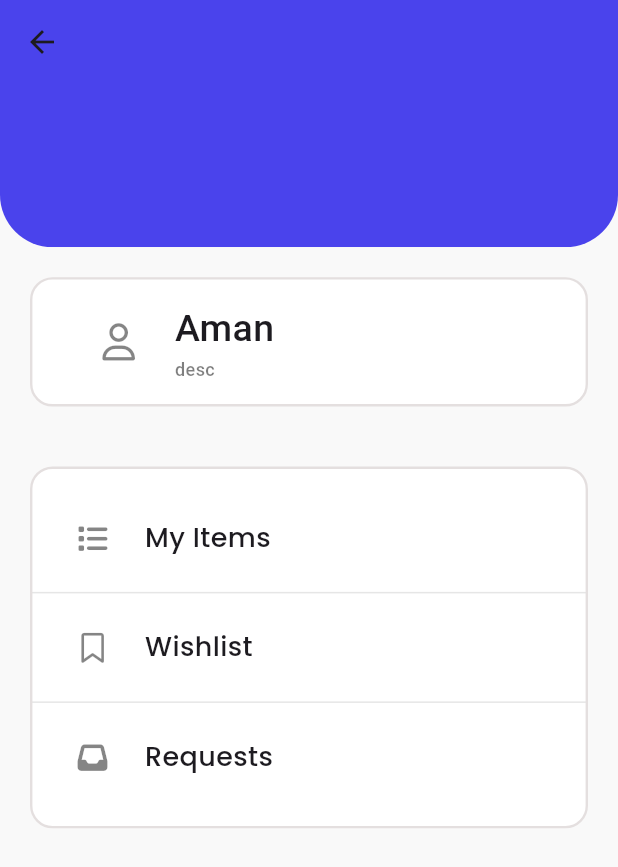
After one commit to yyuvraj54/Selly, a Flutter app: the ProfileScreen screen opened by its route, on a phone screen of 412 x 824 dp. The commit adds this screen. Shown: the top 867 px of the screen. Run offline on Flutter 3.47's test engine with Material 3 defaults, Android fonts, the phone set to English and light mode, and no system bars; our stand-ins replace animated_notch_bottom_bar, bloc, dio, email_validator, flutter_bloc, flutter_svg and 6 more; missing offline and left inert: dart:ffi, flutter_carousel_slider; accounts and stored records are empty.

Commit message:
added profile screen

```diff
--- a/lib/core/routes.dart
+++ b/lib/core/routes.dart
@@ -18,6 +18,7 @@ import 'package:sellingportal/presentation/screens/screen/home/explorePage.dart'
 import 'package:sellingportal/presentation/screens/screen/home/homescreen.dart';
 import 'package:sellingportal/presentation/screens/screen/home/productPage2.dart';
 import 'package:sellingportal/presentation/screens/screen/productPage.dart';
+import 'package:sellingportal/presentation/screens/screen/profile/profile_screen.dart';
 import 'package:sellingportal/presentation/screens/screen/sellFormScreens/stepperMainPage.dart';
 import 'package:sellingportal/presentation/screens/screen/sellPage.dart';
 
@@ -42,6 +43,8 @@ class Routes {
         return CupertinoPageRoute(builder: (context) => sellPage());
       case categoryPage.routeName:
         return CupertinoPageRoute(builder: (context)=>BlocProvider(create: (context)=>CategoryProductCubit(settings.arguments as CategoryModel),child: categoryPage()));
+      case ProfileScreen.routeName:
+        return CupertinoPageRoute(builder: (context)=>ProfileScreen());
         default:
         return null;
     }
--- a/lib/logic/cubits/category_product/category_product_cubit.dart
+++ b/lib/logic/cubits/category_product/category_product_cubit.dart
@@ -20,6 +20,7 @@ class CategoryProductCubit extends Cubit<CategoryProductState> {
     try {
       log(UserToken.token!);
       final products = await _productRepository.FetchProductByCategory(category.sId!, UserToken.token!);
+      products.sort((a, b) => b.createdAt!.compareTo(a.createdAt!));
       emit( CategoryProductLoadedState(products));
     }
     catch(ex) {
--- a/lib/logic/cubits/products/product_cubit.dart
+++ b/lib/logic/cubits/products/product_cubit.dart
@@ -19,7 +19,7 @@ class ProductCubit extends Cubit<ProductState> {
 
   void _handUserState(UserState userState) {
     if (userState is UserLoggedInState) {
-      _initialize(UserToken.token.toString());
+      initialize(UserToken.token.toString());
     } else if (userState is UserLoggedOutState) {
       emit(ProductInitialState());
     }
@@ -27,11 +27,12 @@ class ProductCubit extends Cubit<ProductState> {
 
   final ProductRepository _productRepository = ProductRepository();
 
-  void _initialize(String BEARER_TOKN) async {
+  void initialize(String BEARER_TOKN) async {
     emit(ProductLoadingState(state.products));
     try {
       List<ProductModel> products =
           await _productRepository.FetchAllProduct(BEARER_TOKN);
+      products.sort((a, b) => b.createdAt!.compareTo(a.createdAt!));
       emit(ProductLoadedState(products));
     } catch (error) {
       emit(ProductErrorState(error.toString(), state.products));
--- a/lib/main.dart
+++ b/lib/main.dart
@@ -13,6 +13,8 @@ import 'package:sellingportal/logic/cubits/products/product_cubit.dart';
 import 'package:sellingportal/logic/cubits/user/user_cubit.dart';
 import 'package:sellingportal/logic/services/preferences.dart';
 import 'package:sellingportal/presentation/screens/Auth/loginPage.dart';
+import 'package:sellingportal/presentation/screens/screen/profile/profile_screen.dart';
+import 'package:sellingportal/presentation/screens/screen/settingsScreen/registrationPage.dart';
 import 'package:sellingportal/presentation/screens/splash/splash_screen.dart';
 
 import 'package:sellingportal/presentation/widget/cards.dart';
@@ -42,6 +44,7 @@ class MyApp extends StatelessWidget {
       child: MaterialApp(
         onGenerateRoute: Routes.onGenerateRoute,
         initialRoute: SplashScreen.routeName,
+        // home: registration(),
 
       ),
     );
--- a/lib/presentation/screens/screen/home/explorePage.dart
+++ b/lib/presentation/screens/screen/home/explorePage.dart
@@ -17,9 +17,15 @@ import '../../../../res/drawable/backgroundWave.dart';
 
 
 
-class explorePage extends StatelessWidget {
+class explorePage extends StatefulWidget {
   const explorePage({super.key});
 static const String routeName = 'explorePage';
+
+  @override
+  State<explorePage> createState() => _explorePageState();
+}
+
+class _explorePageState extends State<explorePage> {
   @override
   Widget build(BuildContext context) {
 
@@ -32,7 +38,14 @@ static const String routeName = 'explorePage';
 
     return Scaffold(
         resizeToAvoidBottomInset: false,
-        body: SingleChildScrollView(
+        body: RefreshIndicator(
+          onRefresh: () async{
+
+            setState(() {
+              return BlocProvider.of<ProductCubit>(context).initialize(UserToken.token!);
+            });
+          },
+          child: SingleChildScrollView(
             child: Container(
               child: Column(
                 crossAxisAlignment: CrossAxisAlignment.start,
@@ -42,7 +55,7 @@ static const String routeName = 'explorePage';
                     child: Stack(
                       children: [
                         BackgroundWave(
-                        colors: Color.fromRGBO(23, 16, 193, 1),
+                          colors: Color.fromRGBO(74, 67, 236, 1),
                           height: 280,
                         ),
                         Positioned(
@@ -134,6 +147,7 @@ static const String routeName = 'explorePage';
                 ],
               ),
             ),
+          ),
         )
     );
   }
--- /dev/null
+++ b/lib/presentation/screens/screen/profile/profile_screen.dart
@@ -0,0 +1,192 @@
+import 'package:flutter/material.dart';
+import 'package:font_awesome_flutter/font_awesome_flutter.dart';
+import 'package:google_fonts/google_fonts.dart';
+import 'package:sellingportal/res/drawable/backgroundWave.dart';
+
+class ProfileScreen extends StatefulWidget {
+  static const String routeName = "ProfileScreen";
+
+  const ProfileScreen({super.key});
+
+  @override
+  State<ProfileScreen> createState() => _ProfileScreenState();
+}
+
+class _ProfileScreenState extends State<ProfileScreen> {
+  @override
+  Widget build(BuildContext context) {
+    final height = MediaQuery.of(context).size.height;
+    return Scaffold(
+        backgroundColor: Color.fromRGBO(249, 249, 249, 1),
+        body: Column(
+          children: [
+            Stack(children: [
+              Container(
+                height: height * .20,
+                // color: Colors.red,
+                child: BackgroundWave(
+                    height: height * 20,
+                    colors: Color.fromRGBO(74, 67, 236, 1)),
+              ),
+              AppBar(
+                backgroundColor: Color.fromRGBO(74, 67, 236, 1),
+              )
+            ]),
+            Flexible(
+                child: Container(
+              // color: Colors.green,
+              child: Column(
+                crossAxisAlignment: CrossAxisAlignment.center,
+                children: [
+                  ProfileUserCard(title: 'Aman', desc: 'desc'),
+
+
+
+
+                  Padding(
+                    padding: const EdgeInsets.all(20),
+                    child: Container(
+                      decoration: BoxDecoration(
+                        color: Colors.white,
+                        border: Border.all(
+                            width: 1.6,
+                            color: Color.fromRGBO(228, 223, 223, 1)),
+                        borderRadius: BorderRadius.all(Radius.circular(15)),
+                      ),
+                      child: Padding(
+                        padding: const EdgeInsets.only(top: 20,bottom: 20),
+                        child: Column(
+                          children: [
+                            ProfileItem(icons: FontAwesomeIcons.list, title: 'My Items'),
+                            SizedBox(height: 10,),
+                            Container(height: 1,width: double.infinity,color: Color.fromRGBO(0, 0, 0, 0.1),),
+                            SizedBox(height: 10,),
+                            ProfileItem(icons: FontAwesomeIcons.bookmark, title: 'Wishlist'),
+                            SizedBox(height: 10,),
+                            Container(height: 1,width: double.infinity,color: Color.fromRGBO(0, 0, 0, 0.1),),
+                            SizedBox(height: 10,),
+                            ProfileItem(icons: FontAwesomeIcons.inbox, title: 'Requests'),
+
+                          ],
+                        ),
+                      ),
+                    ),
+
+
+                  )
+                ],
+              ),
+            ))
+          ],
+        ));
+  }
+}
+
+class ProfileUserCard extends StatelessWidget {
+  String title;
+  String desc;
+   ProfileUserCard({
+    super.key,
+    required this.title,
+    required this.desc
+  });
+
+  @override
+  Widget build(BuildContext context) {
+    return Padding(
+      padding: const EdgeInsets.all(20),
+      child: Container(
+        decoration: BoxDecoration(
+          color: Colors.white,
+          border: Border.all(
+              width: 1.6,
+              color: Color.fromRGBO(228, 223, 223, 1)),
+          borderRadius: BorderRadius.all(Radius.circular(15)),
+        ),
+        child: Padding(
+          padding: const EdgeInsets.all(15),
+          child: Row(
+            children: [
+              SizedBox(
+                width: 30,
+              ),
+              Icon(
+                FontAwesomeIcons.user,
+                color: Color.fromRGBO(12, 12, 12, 0.5),
+                size: 25,
+              ),
+              SizedBox(
+                width: 25,
+              ),
+              Flexible(
+                child: Column(
+                  crossAxisAlignment: CrossAxisAlignment.start,
+                  children: [
+                    Text(
+                      title,
+                      style: TextStyle(
+                          fontWeight: FontWeight.w500,
+                          fontSize: 25),
+                    ),
+                    Text(
+                      desc,
+                      style: TextStyle(
+                          fontWeight: FontWeight.w500,
+                          fontSize: 12,
+                          color: Color.fromRGBO(0, 0, 0, 0.5)),
+                    ),
+                  ],
+                ),
+              ),
+            ],
+          ),
+        ),
+      ),
+
+
+    );
+  }
+}
+
+class ProfileItem extends StatelessWidget {
+  IconData icons;
+  String title;
+
+   ProfileItem({
+
+    super.key,
+    required this.icons,
+    required this.title
+  });
+
+  @override
+  Widget build(BuildContext context) {
+    return Padding(
+      padding: const EdgeInsets.only(top: 13,bottom: 13),
+      child: Row(
+        children: [
+          SizedBox(
+            width: 30,
+          ),
+          Icon(
+
+            icons,
+            color: Color.fromRGBO(12, 12, 12, 0.5),
+            size: 20,
+
+          ),
+          SizedBox(
+            width: 25,
+          ),
+          Flexible(
+            child: Text(
+              title,
+              style: GoogleFonts.poppins(fontSize: 18,fontWeight: FontWeight.w500)
+
+            ),
+          ),
+        ],
+      ),
+    );
+  }
+}
--- a/lib/presentation/widget/cards.dart
+++ b/lib/presentation/widget/cards.dart
@@ -1,5 +1,6 @@
 import 'package:flutter/material.dart';
 import 'package:font_awesome_flutter/font_awesome_flutter.dart';
+import 'package:google_fonts/google_fonts.dart';
 import 'package:sellingportal/data/model/category_model.dart';
 import 'package:sellingportal/presentation/screens/screen/category/category_screen.dart';
 import 'package:sellingportal/presentation/widget/bottomBarIcons.dart';
@@ -53,10 +54,14 @@ class CardsCategory extends StatelessWidget {
                 ),
                 Expanded(
                   child: Text(
+
                     maxLines: 1,
                     overflow: TextOverflow.ellipsis,
                     categoryModel.title!,
-                    style: TextStyle(fontSize: 19, color: Colors.white),
+                    style:GoogleFonts.poppins(fontSize: 15,color: Colors.white),
+
+
+
                   ),
                 ),
               ],
--- a/lib/presentation/widget/searchBar.dart
+++ b/lib/presentation/widget/searchBar.dart
@@ -4,6 +4,7 @@ import 'package:flutter_bloc/flutter_bloc.dart';
 import 'package:font_awesome_flutter/font_awesome_flutter.dart';
 import 'package:sellingportal/logic/cubits/user/user_cubit.dart';
 import 'package:sellingportal/logic/cubits/user/user_state.dart';
+import 'package:sellingportal/presentation/screens/screen/profile/profile_screen.dart';
 
 class SearchBarCustom extends StatelessWidget {
   String? title;
@@ -28,7 +29,7 @@ class SearchBarCustom extends StatelessWidget {
                 Text("Hi, ${title!} 👋",style: TextStyle(fontSize: 20,color: Colors.white),),
               ],
             ),
-            IconButton(onPressed: (){}, icon: Icon(FontAwesomeIcons.user,color: Colors.white,)),
+            IconButton(onPressed: (){Navigator.pushNamed(context, ProfileScreen.routeName);}, icon: Icon(FontAwesomeIcons.user,color: Colors.white,)),
 
           ],),
           SizedBox(height: 30,),
--- a/lib/res/drawable/backgroundWave.dart
+++ b/lib/res/drawable/backgroundWave.dart
@@ -3,6 +3,7 @@ import 'package:flutter/material.dart';
 class BackgroundWave extends StatelessWidget {
   final double height;
    Color colors;
+
    BackgroundWave({Key? key, required this.height, required this.colors}) : super(key: key);
 
   @override
@@ -24,7 +25,9 @@ class BackgroundWave extends StatelessWidget {
               //   ],
               // ),
                 color: colors,
+
               ),
+
             ),
           )),
     );
```
Also changed, not shown: lib/presentation/screens/Auth/provider/signup_provider.dart (added, +67 -0 lines). Lines whose indentation alone changed are shown as unchanged.
